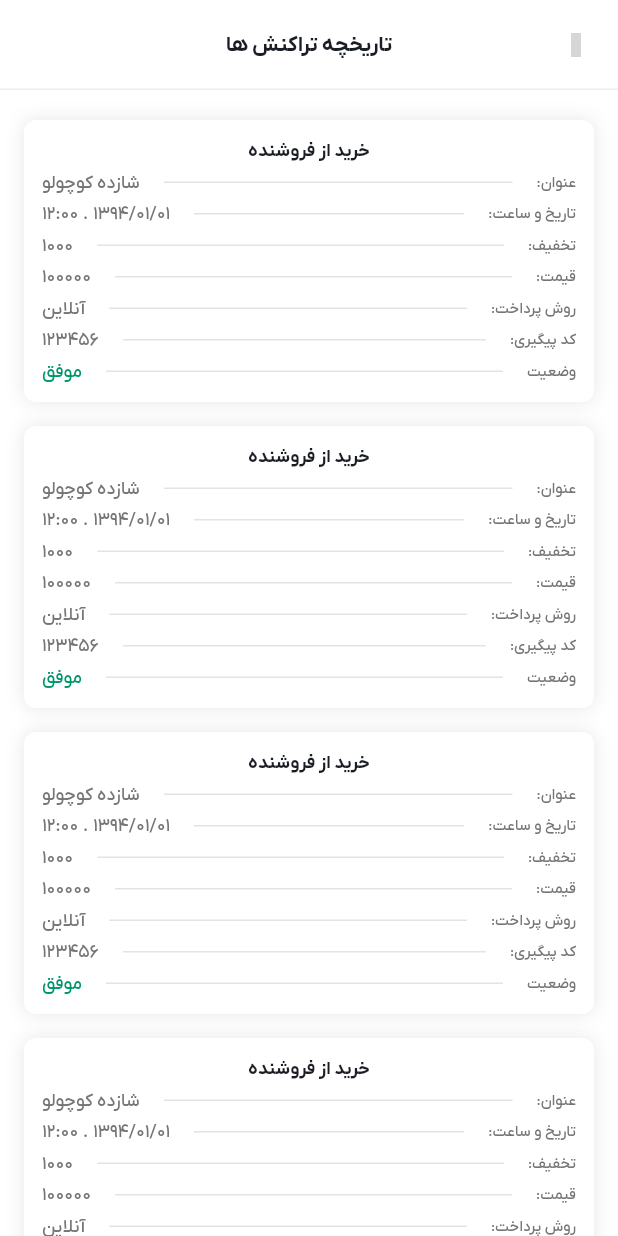
After one commit to Yasin-A10/bazargan-book-app, a Flutter app: the ProfileTransactionScreen screen opened by its route, on a phone screen of 412 x 824 dp. The commit adds this screen. Run offline on Flutter 3.47's test engine with Material 3 defaults, Android fonts, the phone set to English and light mode, and no system bars; our stand-ins replace flutter_svg, go_router, iconsax_flutter; grey boxes are pictures that could not be loaded.

Commit message:
add transaction page

```diff
--- a/lib/config/router/app_router.dart
+++ b/lib/config/router/app_router.dart
@@ -3,6 +3,7 @@ import 'package:bazargan/config/router/route_paths.dart';
 import 'package:bazargan/features/home/presentation/screen/book_list_screen.dart';
 import 'package:bazargan/features/my_library_bookmarks/presentation/screen/my_library_bookmarks_screen.dart';
 import 'package:bazargan/features/profile_comments/presentation/screen/profile_comments_screen.dart';
+import 'package:bazargan/features/profile_transaction/presentation/screen/profile_transaction_screen.dart';
 import 'package:flutter/widgets.dart';
 import 'package:go_router/go_router.dart';
 
@@ -38,6 +39,10 @@ final GoRouter appRouter = GoRouter(
       path: RoutePaths.profileComments,
       builder: (context, state) => const ProfileCommentsScreen(),
     ),
+    GoRoute(
+      path: RoutePaths.profileTransaction,
+      builder: (context, state) => const ProfileTransactionScreen(),
+    ),
   ],
 
   //! Redirect
--- a/lib/config/router/route_paths.dart
+++ b/lib/config/router/route_paths.dart
@@ -7,4 +7,5 @@ class RoutePaths {
   static const String myLibraryBookmarks = '/my-library/bookmarks';
 
   static const String profileComments = '/profile/comments';
+  static const String profileTransaction = '/profile/transaction';
 }
--- a/lib/features/profile/presentation/screen/profile_screen.dart
+++ b/lib/features/profile/presentation/screen/profile_screen.dart
@@ -138,7 +138,9 @@ class _ProfileScreenState extends State<ProfileScreen> {
                         fontSize: 14,
                         fontWeight: FontWeight.w300,
                       ),
-                      onPressed: () {},
+                      onPressed: () {
+                        context.push(RoutePaths.profileTransaction);
+                      },
                     ),
                     Divider(color: AppColors.neutralE3E3E3, thickness: 1),
                     ListItemWidget(
--- /dev/null
+++ b/lib/features/profile_transaction/presentation/screen/profile_transaction_screen.dart
@@ -0,0 +1,46 @@
+import 'package:bazargan/features/profile_transaction/presentation/widgets/user_transaction_card.dart';
+import 'package:flutter/material.dart';
+import 'package:bazargan/core/constants/colors.dart';
+import 'package:go_router/go_router.dart';
+import 'package:iconsax_flutter/iconsax_flutter.dart';
+
+class ProfileTransactionScreen extends StatelessWidget {
+  const ProfileTransactionScreen({super.key});
+
+  @override
+  Widget build(BuildContext context) {
+    return Scaffold(
+      appBar: AppBar(
+        title: const Text('تاریخچه تراکنش ها'),
+        leading: IconButton(
+          icon: const Icon(
+            Iconsax.arrow_right_1_copy,
+            color: AppColors.neutral757575,
+            size: 16,
+          ),
+          onPressed: () => context.pop(),
+        ),
+      ),
+      body: ListView.separated(
+        padding: const EdgeInsets.symmetric(horizontal: 16, vertical: 20),
+        itemCount: 10,
+        itemBuilder: (context, index) {
+          return const UserTransactionCard(
+            head: 'خرید از فروشنده',
+            title: 'شازده کوچولو',
+            date: '۱۳۹۴/۰۱/۰۱',
+            time: '۱۲:۰۰',
+            price: '۱۰۰۰۰۰',
+            discount: '۱۰۰۰',
+            way: 'آنلاین',
+            code: '۱۲۳۴۵۶',
+            status: true,
+          );
+        },
+        separatorBuilder: (context, index) {
+          return const SizedBox(height: 16);
+        },
+      ),
+    );
+  }
+}
--- /dev/null
+++ b/lib/features/profile_transaction/presentation/widgets/user_transaction_card.dart
@@ -0,0 +1,97 @@
+import 'package:bazargan/core/constants/texts.dart';
+import 'package:flutter/material.dart';
+import 'package:bazargan/core/constants/colors.dart';
+
+class UserTransactionCard extends StatelessWidget {
+  final String head;
+  final String title;
+  final String date;
+  final String time;
+  final String price;
+  final String? discount;
+  final String way;
+  final String code;
+  final bool status;
+  const UserTransactionCard({
+    super.key,
+    required this.head,
+    required this.title,
+    required this.date,
+    required this.time,
+    required this.price,
+    this.discount,
+    required this.way,
+    required this.code,
+    required this.status,
+  });
+
+  @override
+  Widget build(BuildContext context) {
+    return Container(
+      width: double.infinity,
+      padding: const EdgeInsets.symmetric(horizontal: 12, vertical: 12),
+      decoration: BoxDecoration(
+        color: AppColors.white,
+        borderRadius: BorderRadius.circular(8),
+        boxShadow: [
+          BoxShadow(
+            color: Colors.black.withValues(alpha: 0.10),
+            blurRadius: 10,
+            offset: const Offset(0, 0),
+          ),
+        ],
+      ),
+      child: Column(
+        mainAxisSize: MainAxisSize.min,
+        crossAxisAlignment: CrossAxisAlignment.center,
+        spacing: 4,
+        children: [
+          Text(head, style: AppTextStyles.headlineLarge.copyWith(fontSize: 12)),
+          TransactionRow(title: 'عنوان:', value: title),
+          TransactionRow(title: 'تاریخ و ساعت:', value: '$date . $time'),
+          TransactionRow(title: 'تخفیف:', value: discount ?? '0'),
+          TransactionRow(title: 'قیمت:', value: price),
+          TransactionRow(title: 'روش پرداخت:', value: way),
+          TransactionRow(title: 'کد پیگیری:', value: code),
+          TransactionRow(
+            title: 'وضعیت',
+            value: status ? 'موفق' : 'ناموفق',
+            valueColor: status ? AppColors.success : AppColors.error,
+          ),
+        ],
+      ),
+    );
+  }
+}
+
+//! Transaction Row
+class TransactionRow extends StatelessWidget {
+  final String title;
+  final String value;
+  final Color? valueColor;
+  const TransactionRow({
+    super.key,
+    required this.title,
+    required this.value,
+    this.valueColor,
+  });
+
+  @override
+  Widget build(BuildContext context) {
+    return Row(
+      crossAxisAlignment: CrossAxisAlignment.center,
+      mainAxisAlignment: MainAxisAlignment.spaceBetween,
+      spacing: 16,
+      children: [
+        Text(title, style: AppTextStyles.small),
+        Expanded(
+          child: const Divider(color: AppColors.neutralE3E3E3, thickness: 1),
+        ),
+        Text(
+          value,
+          style: AppTextStyles.small.copyWith(fontSize: 12, color: valueColor),
+        ),
+      ],
+    );
+  }
+}
```
